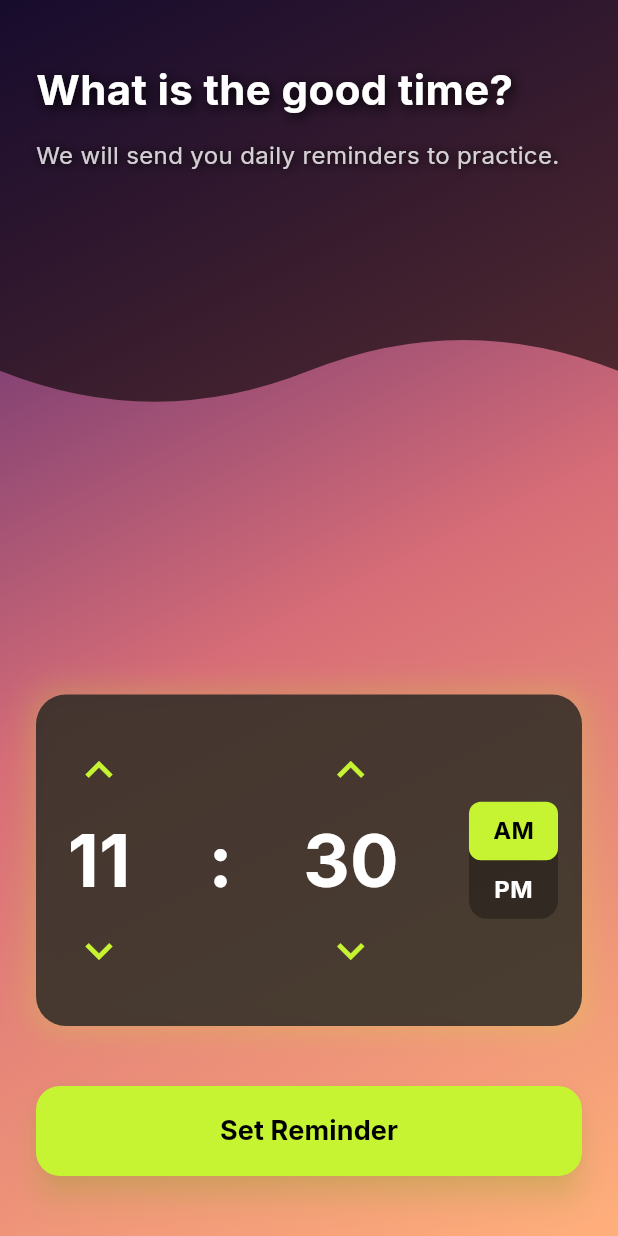
After one commit to faridrazza/frontapp, a Flutter app: the HomeScreen screen opened directly, item 2 of the bottom bar chosen, after a tap on the "keyboard arrow up" icon, on a phone screen of 412 x 824 dp. The commit adds this screen. Run offline on Flutter 3.47's test engine with Material 3 defaults, Android fonts, the phone set to English and light mode, and no system bars; our stand-ins replace dio, equatable, flutter_bloc, flutter_secure_storage, google_fonts, intl_phone_number_input and 4 more; missing offline and left inert: flutter_sound; accounts and stored records are empty; network calls fail.

Commit message:
reminder screen setup done

```diff
--- a/lib/features/auth/presentation/screens/home_screen.dart
+++ b/lib/features/auth/presentation/screens/home_screen.dart
@@ -13,6 +13,7 @@ import 'package:frontapp/core/utils/navigation_utils.dart';
 import 'package:frontapp/features/settings/presentation/screens/help_screen.dart';
 import 'package:frontapp/features/settings/presentation/screens/role_play_screen.dart';
 import 'package:share_plus/share_plus.dart';
+import 'package:frontapp/features/settings/presentation/screens/reminder_screen.dart';
 
 class HomeScreen extends StatefulWidget {
   final bool isNewUser;
@@ -263,6 +264,12 @@ class _HomeScreenState extends State<HomeScreen> {
               builder: (context) => HelpScreen(),
             ),
           );
+        } else if (label == 'Reminder') {
+          Navigator.of(context).push(
+            MaterialPageRoute(
+              builder: (context) => ReminderScreen(),
+            ),
+          );
         }
         // Add other navigation logic for other items if needed
       },
--- /dev/null
+++ b/lib/features/settings/presentation/screens/reminder_screen.dart
@@ -0,0 +1,252 @@
+import 'package:flutter/material.dart';
+import 'package:google_fonts/google_fonts.dart';
+
+class ReminderScreen extends StatefulWidget {
+  @override
+  _ReminderScreenState createState() => _ReminderScreenState();
+}
+
+class _ReminderScreenState extends State<ReminderScreen> {
+  DateTime _selectedTime = DateTime.now();
+  bool _isAM = true;
+
+  @override
+  Widget build(BuildContext context) {
+    return Scaffold(
+      backgroundColor: Colors.black,
+      body: Stack(
+        children: [
+          _buildBackgroundDesign(),
+          SafeArea(
+            child: Padding(
+              padding: const EdgeInsets.symmetric(horizontal: 24.0),
+              child: Column(
+                crossAxisAlignment: CrossAxisAlignment.start,
+                children: [
+                  SizedBox(height: 40),
+                  _buildHeader(),
+                  Spacer(),
+                  _buildTimePicker(),
+                  SizedBox(height: 40),
+                  _buildSetButton(),
+                  SizedBox(height: 40),
+                ],
+              ),
+            ),
+          ),
+        ],
+      ),
+    );
+  }
+
+  Widget _buildBackgroundDesign() {
+    return Positioned.fill(
+      child: CustomPaint(
+        painter: BackgroundPainter(),
+      ),
+    );
+  }
+
+  Widget _buildHeader() {
+    return Column(
+      crossAxisAlignment: CrossAxisAlignment.start,
+      children: [
+        Text(
+          'What is the good time?',
+          style: GoogleFonts.inter(
+            color: Colors.white,
+            fontSize: 28,
+            fontWeight: FontWeight.bold,
+            shadows: [
+              Shadow(
+                blurRadius: 10.0,
+                color: Colors.black,
+                offset: Offset(2.0, 2.0),
+              ),
+            ],
+          ),
+        ),
+        SizedBox(height: 12),
+        Text(
+          'We will send you daily reminders to practice.',
+          style: GoogleFonts.inter(
+            color: Colors.white.withOpacity(0.8),
+            fontSize: 16,
+            shadows: [
+              Shadow(
+                blurRadius: 8.0,
+                color: Colors.black,
+                offset: Offset(1.0, 1.0),
+              ),
+            ],
+          ),
+        ),
+      ],
+    );
+  }
+
+  Widget _buildTimePicker() {
+    return Container(
+      padding: EdgeInsets.symmetric(vertical: 24, horizontal: 16),
+      decoration: BoxDecoration(
+        color: Colors.grey[900]!.withOpacity(0.8),
+        borderRadius: BorderRadius.circular(20),
+        boxShadow: [
+          BoxShadow(
+            color: Color(0xFFC6F432).withOpacity(0.2),
+            blurRadius: 15,
+            spreadRadius: 5,
+          ),
+        ],
+      ),
+      child: Row(
+        mainAxisAlignment: MainAxisAlignment.spaceBetween,
+        children: [
+          _buildTimeColumn(true),  // Hours
+          Text(':', style: GoogleFonts.inter(color: Colors.white, fontSize: 48, fontWeight: FontWeight.bold)),
+          _buildTimeColumn(false),  // Minutes
+          _buildAMPMToggle(),
+        ],
+      ),
+    );
+  }
+
+  Widget _buildTimeColumn(bool isHour) {
+    return Column(
+      mainAxisSize: MainAxisSize.min,
+      children: [
+        IconButton(
+          icon: Icon(Icons.keyboard_arrow_up, color: Color(0xFFC6F432), size: 36),
+          onPressed: () => _adjustTime(isHour, true),
+        ),
+        Text(
+          isHour
+              ? _selectedTime.hour.toString().padLeft(2, '0')
+              : _selectedTime.minute.toString().padLeft(2, '0'),
+          style: GoogleFonts.inter(color: Colors.white, fontSize: 48, fontWeight: FontWeight.bold),
+        ),
+        IconButton(
+          icon: Icon(Icons.keyboard_arrow_down, color: Color(0xFFC6F432), size: 36),
+          onPressed: () => _adjustTime(isHour, false),
+        ),
+      ],
+    );
+  }
+
+  void _adjustTime(bool isHour, bool increment) {
+    setState(() {
+      if (isHour) {
+        _selectedTime = _selectedTime.add(Duration(hours: increment ? 1 : -1));
+      } else {
+        _selectedTime = _selectedTime.add(Duration(minutes: increment ? 1 : -1));
+      }
+      _isAM = _selectedTime.hour < 12;
+    });
+  }
+
+  Widget _buildAMPMToggle() {
+    return Container(
+      decoration: BoxDecoration(
+        color: Colors.black.withOpacity(0.3),
+        borderRadius: BorderRadius.circular(12),
+      ),
+      child: Column(
+        children: [
+          _buildAMPMButton('AM'),
+          _buildAMPMButton('PM'),
+        ],
+      ),
+    );
+  }
+
+  Widget _buildAMPMButton(String label) {
+    bool isSelected = (label == 'AM' && _isAM) || (label == 'PM' && !_isAM);
+    return GestureDetector(
+      onTap: () {
+        setState(() {
+          _isAM = label == 'AM';
+          if (_isAM && _selectedTime.hour >= 12) {
+            _selectedTime = _selectedTime.subtract(Duration(hours: 12));
+          } else if (!_isAM && _selectedTime.hour < 12) {
+            _selectedTime = _selectedTime.add(Duration(hours: 12));
+          }
+        });
+      },
+      child: Container(
+        padding: EdgeInsets.symmetric(vertical: 8, horizontal: 16),
+        decoration: BoxDecoration(
+          color: isSelected ? Color(0xFFC6F432) : Colors.transparent,
+          borderRadius: BorderRadius.circular(8),
+        ),
+        child: Text(
+          label,
+          style: GoogleFonts.inter(
+            color: isSelected ? Colors.black : Colors.white,
+            fontSize: 16,
+            fontWeight: FontWeight.bold,
+          ),
+        ),
+      ),
+    );
+  }
+
+  Widget _buildSetButton() {
+    return ElevatedButton(
+      onPressed: () {
+        // TODO: Implement set reminder logic
+      },
+      child: Text(
+        'Set Reminder',
+        style: GoogleFonts.inter(
+          color: Colors.black,
+          fontSize: 18,
+          fontWeight: FontWeight.bold,
+        ),
+      ),
+      style: ElevatedButton.styleFrom(
+        backgroundColor: Color(0xFFC6F432),
+        padding: EdgeInsets.symmetric(vertical: 16),
+        minimumSize: Size(double.infinity, 60),
+        shape: RoundedRectangleBorder(
+          borderRadius: BorderRadius.circular(16),
+        ),
+        elevation: 8,
+        shadowColor: Color(0xFFC6F432).withOpacity(0.5),
+      ),
+    );
+  }
+}
+
+class BackgroundPainter extends CustomPainter {
+  @override
+  void paint(Canvas canvas, Size size) {
+    final paint = Paint()
+      ..shader = LinearGradient(
+        colors: [Color(0xFF3A1C71), Color(0xFFD76D77), Color(0xFFFFAF7B)],
+        begin: Alignment.topLeft,
+        end: Alignment.bottomRight,
+      ).createShader(Rect.fromLTWH(0, 0, size.width, size.height))
+      ..style = PaintingStyle.fill;
+
+    canvas.drawRect(Rect.fromLTWH(0, 0, size.width, size.height), paint);
+
+    final wavePaint = Paint()
+      ..color = Colors.black.withOpacity(0.6)
+      ..style = PaintingStyle.fill;
+
+    final path = Path()
+      ..moveTo(0, 0)
+      ..lineTo(0, size.height * 0.3)
+      ..quadraticBezierTo(size.width * 0.25, size.height * 0.35,
+          size.width * 0.5, size.height * 0.3)
+      ..quadraticBezierTo(size.width * 0.75, size.height * 0.25,
+          size.width, size.height * 0.3)
+      ..lineTo(size.width, 0)
+      ..close();
+
+    canvas.drawPath(path, wavePaint);
+  }
+
+  @override
+  bool shouldRepaint(covariant CustomPainter oldDelegate) => false;
+}
--- a/pubspec.yaml
+++ b/pubspec.yaml
@@ -90,6 +90,7 @@ flutter:
     - assets/images/role_play_character.png
     # - assets/images/record.png
     # - assets/images/ai_avatar.png
+    - assets/images/waveai.png
 
   # An image asset can refer to one or more resolution-specific "variants", see
   # https://flutter.dev/to/resolution-aware-images
```
Also changed, not shown: assets/images/waveai.png (added).
